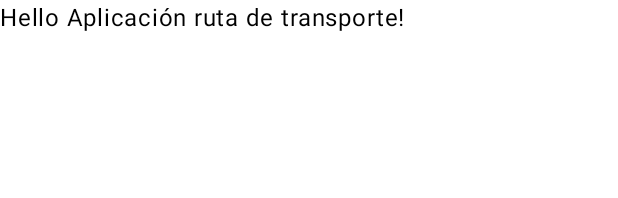
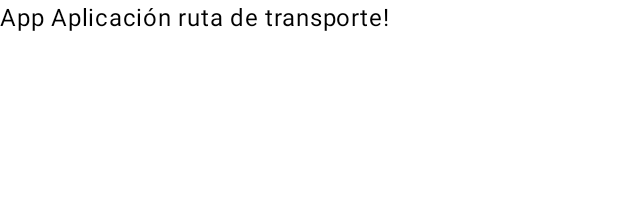
Before and after one commit to MiguelMoranR/route_plan_app, an Android app built with Jetpack Compose: the @Preview function GreetingPreview, on a phone screen of 412 x 824 dp. Shown: the top 198 px of the screen. Run offline under Robolectric (Android 15) with nearby library versions, the phone set to English and light mode, and no system bars.

Commit message:
Actualización

```diff
--- a/app/src/main/java/co/edu/uan/route_plan_app/MainActivity.kt
+++ b/app/src/main/java/co/edu/uan/route_plan_app/MainActivity.kt
@@ -22,7 +22,7 @@ class MainActivity : ComponentActivity() {
                     modifier = Modifier.fillMaxSize(),
                     color = MaterialTheme.colorScheme.background
                 ) {
-                    Greeting("Android")
+                    Greeting("Aplicación ruta de transporte")
                 }
             }
         }
@@ -32,7 +32,7 @@ class MainActivity : ComponentActivity() {
 @Composable
 fun Greeting(name: String, modifier: Modifier = Modifier) {
     Text(
-        text = "Hello $name!",
+        text = "App $name!",
         modifier = modifier
     )
 }
```
